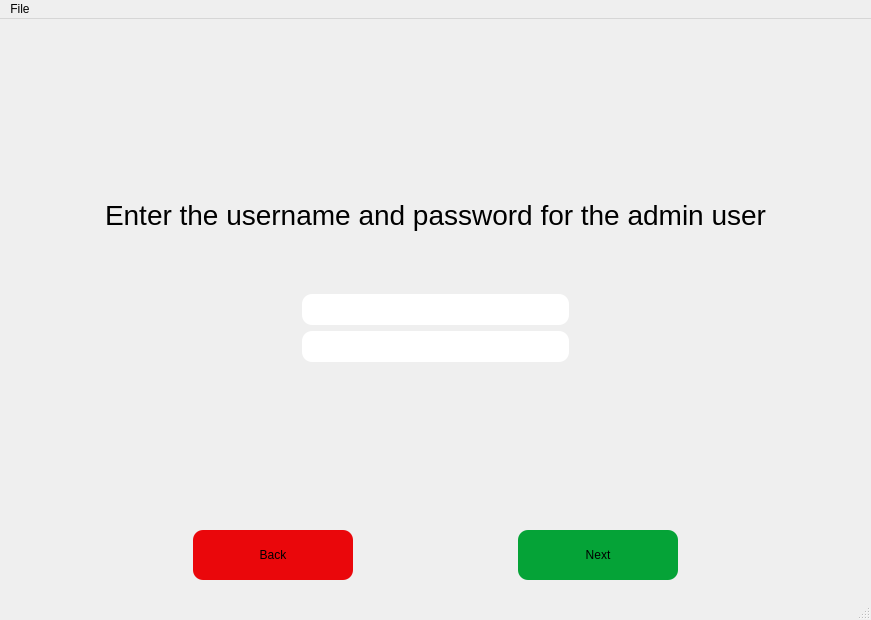
Above: Resources/CreateBlogWizard.ui from Danial-Movahed/DanialCMS before the change. Below: the same form after it.
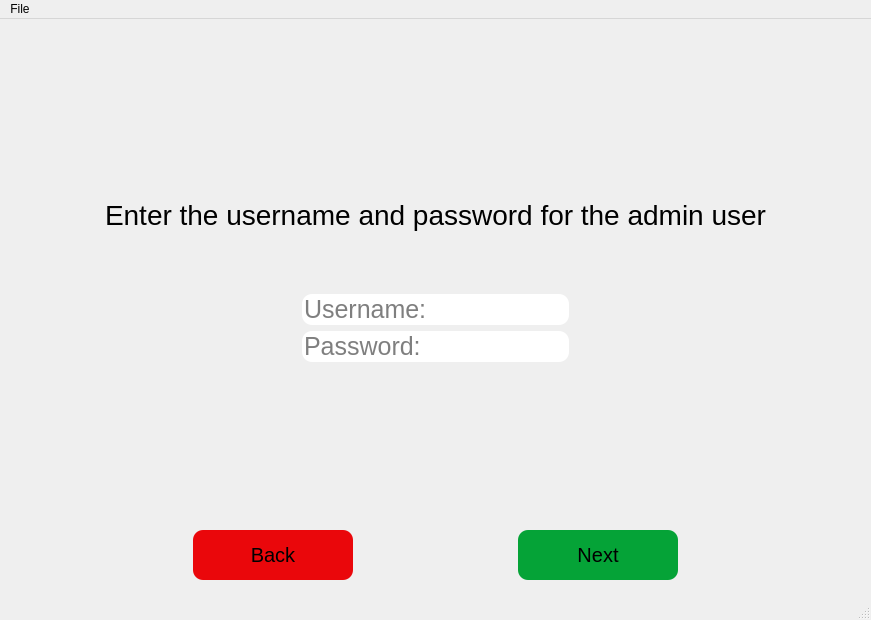
That is the form after the change. The open tabs and pages were chosen to show the change.

Patch:
```diff
--- a/Resources/CreateBlogWizard.ui
+++ b/Resources/CreateBlogWizard.ui
@@ -419,6 +419,9 @@
               <property name="alignment">
                <set>Qt::AlignLeading|Qt::AlignLeft|Qt::AlignVCenter</set>
               </property>
+              <property name="placeholderText">
+               <string>Username:</string>
+              </property>
              </widget>
             </item>
             <item>
@@ -476,6 +479,9 @@
               <property name="echoMode">
                <enum>QLineEdit::Password</enum>
               </property>
+              <property name="placeholderText">
+               <string>Password:</string>
+              </property>
              </widget>
             </item>
             <item>
@@ -543,6 +549,11 @@
               <height>50</height>
              </size>
             </property>
+            <property name="font">
+             <font>
+              <pointsize>15</pointsize>
+             </font>
+            </property>
             <property name="styleSheet">
              <string notr="true">background-color: rgb(234, 7, 11);
 border-radius: 10px;</string>
@@ -579,6 +590,11 @@
               <height>50</height>
              </size>
             </property>
+            <property name="font">
+             <font>
+              <pointsize>15</pointsize>
+             </font>
+            </property>
             <property name="styleSheet">
              <string notr="true">background-color: rgb(5, 163, 55);
 border-radius: 10px;</string>
```
Left out of the diff: 25 changed lines with no effect on the pictures.
